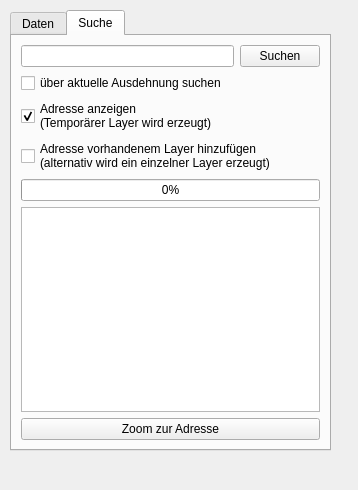
This is address_search_dockwidget_base.ui in thmskn/address_search as Qt 5 draws it before an edit. The edited form follows.
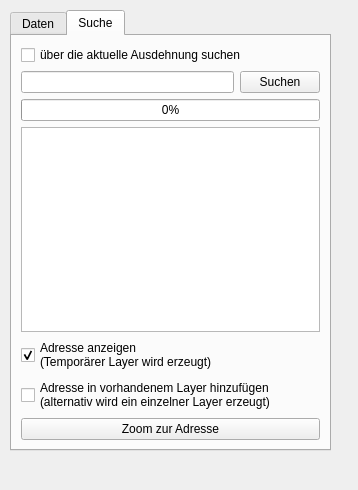
This is the edited form.

The edit to the form file:
```diff
--- a/address_search_dockwidget_base.ui
+++ b/address_search_dockwidget_base.ui
@@ -112,13 +112,50 @@
       <string>Suche</string>
      </attribute>
      <layout class="QGridLayout" name="gridLayout">
-      <item row="1" column="0">
+      <item row="2" column="0">
        <layout class="QVBoxLayout" name="verticalLayout_2">
         <item>
-         <widget class="QCheckBox" name="cb_curExtent">
-          <property name="text">
-           <string>über aktuelle Ausdehnung suchen</string>
+         <widget class="QProgressBar" name="progBar">
+          <property name="value">
+           <number>0</number>
           </property>
+          <property name="orientation">
+           <enum>Qt::Horizontal</enum>
+          </property>
+          <property name="invertedAppearance">
+           <bool>false</bool>
+          </property>
+         </widget>
+        </item>
+        <item>
+         <widget class="QTableWidget" name="adrWidget">
+          <property name="editTriggers">
+           <set>QAbstractItemView::NoEditTriggers</set>
+          </property>
+          <property name="tabKeyNavigation">
+           <bool>true</bool>
+          </property>
+          <property name="showDropIndicator" stdset="0">
+           <bool>false</bool>
+          </property>
+          <property name="dragEnabled">
+           <bool>true</bool>
+          </property>
+          <property name="dragDropOverwriteMode">
+           <bool>true</bool>
+          </property>
+          <property name="alternatingRowColors">
+           <bool>true</bool>
+          </property>
+          <property name="selectionMode">
+           <enum>QAbstractItemView::SingleSelection</enum>
+          </property>
+          <property name="selectionBehavior">
+           <enum>QAbstractItemView::SelectRows</enum>
+          </property>
+          <attribute name="verticalHeaderVisible">
+           <bool>false</bool>
+          </attribute>
          </widget>
         </item>
         <item>
@@ -138,27 +175,21 @@
         <item>
          <widget class="QCheckBox" name="cb_newLayer">
           <property name="text">
-           <string>Adresse vorhandenem Layer hinzufügen
+           <string>Adresse in vorhandenem Layer hinzufügen
 (alternativ wird ein einzelner Layer erzeugt)</string>
           </property>
          </widget>
         </item>
-        <item>
-         <widget class="QProgressBar" name="progBar">
-          <property name="value">
-           <number>0</number>
-          </property>
-          <property name="orientation">
-           <enum>Qt::Horizontal</enum>
-          </property>
-          <property name="invertedAppearance">
-           <bool>false</bool>
-          </property>
-         </widget>
-        </item>
        </layout>
       </item>
-      <item row="0" column="0">
+      <item row="4" column="0">
+       <widget class="QPushButton" name="btn_zoom">
+        <property name="text">
+         <string>Zoom zur Adresse</string>
+        </property>
+       </widget>
+      </item>
+      <item row="1" column="0">
        <layout class="QHBoxLayout" name="horizontalLayout">
         <item>
          <widget class="QLineEdit" name="txt_search">
@@ -182,41 +213,10 @@
         </item>
        </layout>
       </item>
-      <item row="2" column="0">
-       <widget class="QTableWidget" name="adrWidget">
-        <property name="editTriggers">
-         <set>QAbstractItemView::NoEditTriggers</set>
-        </property>
-        <property name="tabKeyNavigation">
-         <bool>true</bool>
-        </property>
-        <property name="showDropIndicator" stdset="0">
-         <bool>false</bool>
-        </property>
-        <property name="dragEnabled">
-         <bool>true</bool>
-        </property>
-        <property name="dragDropOverwriteMode">
-         <bool>true</bool>
-        </property>
-        <property name="alternatingRowColors">
-         <bool>true</bool>
-        </property>
-        <property name="selectionMode">
-         <enum>QAbstractItemView::SingleSelection</enum>
-        </property>
-        <property name="selectionBehavior">
-         <enum>QAbstractItemView::SelectRows</enum>
-        </property>
-        <attribute name="verticalHeaderVisible">
-         <bool>false</bool>
-        </attribute>
-       </widget>
-      </item>
-      <item row="3" column="0">
-       <widget class="QPushButton" name="btn_zoom">
+      <item row="0" column="0">
+       <widget class="QCheckBox" name="cb_curExtent">
         <property name="text">
-         <string>Zoom zur Adresse</string>
+         <string>über die aktuelle Ausdehnung suchen</string>
         </property>
        </widget>
       </item>
```
Left out of the diff: 2 changed lines with no effect on the pictures.
